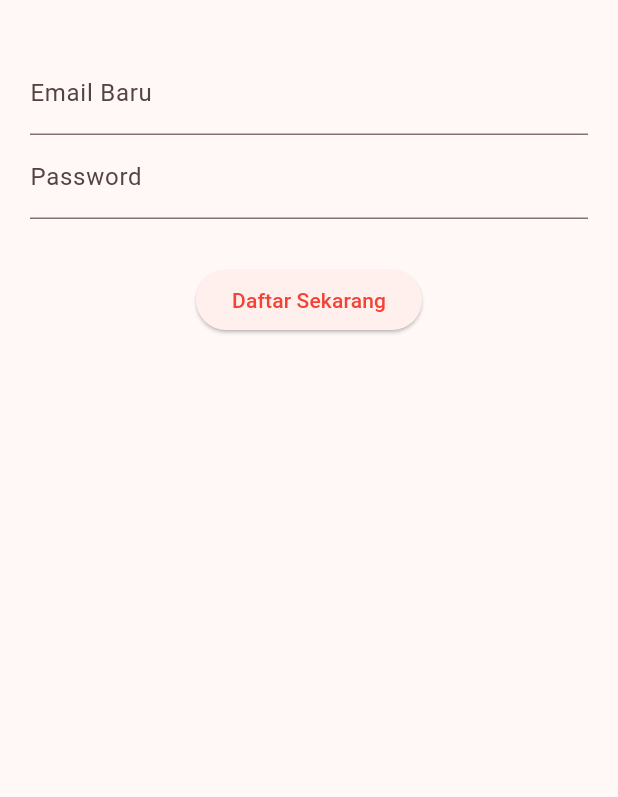
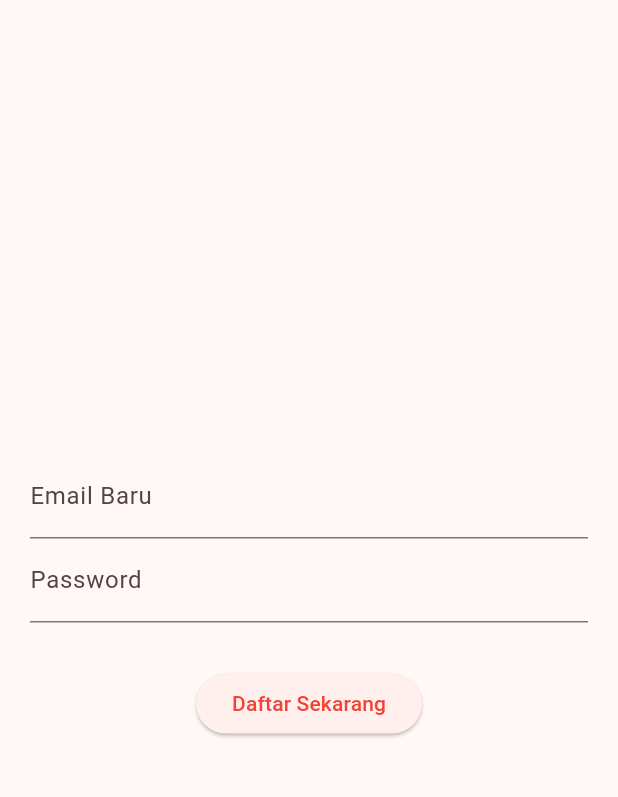
Before and after one commit to rocktasion6-hash/Fillix, a Flutter app: the screen it shows after launch, after a tap on "Belum punya akun? Daftar disini", on a phone screen of 412 x 824 dp, the part 63-860 px from its top. Run offline on Flutter 3.47's test engine with Material 3 defaults, Android fonts, the phone set to English and light mode, and no system bars; our stand-ins replace get, supabase_flutter; missing offline and left inert: uno; accounts and stored records are empty; network calls fail.

Commit message:
perbaikan bug

```diff
--- a/lib/app/modules/admin_crud/views/admin_crud_view.dart
+++ b/lib/app/modules/admin_crud/views/admin_crud_view.dart
@@ -3,6 +3,8 @@ import 'package:get/get.dart';
 import '../controllers/admin_crud_controller.dart';
 
 class AdminCrudView extends GetView<AdminCrudController> {
+  const AdminCrudView({super.key});
+
   @override
   Widget build(BuildContext context) {
     return Scaffold(
--- a/lib/app/modules/detail_film/views/detail_film_view.dart
+++ b/lib/app/modules/detail_film/views/detail_film_view.dart
@@ -3,6 +3,8 @@ import 'package:get/get.dart';
 import '../../../data/models/film_model.dart';
 
 class DetailFilmView extends StatelessWidget {
+  const DetailFilmView({super.key});
+
   @override
   Widget build(BuildContext context) {
     // Ambil data film yang dikirim melalui arguments
--- a/lib/app/modules/home/views/home_view.dart
+++ b/lib/app/modules/home/views/home_view.dart
@@ -5,6 +5,8 @@ import '../../../routes/app_pages.dart';
 import '../../../routes/app_routes.dart';
 
 class HomeView extends GetView<HomeController> {
+  const HomeView({super.key});
+
   @override
   Widget build(BuildContext context) {
     return Scaffold(
--- a/lib/app/modules/login/views/login_view.dart
+++ b/lib/app/modules/login/views/login_view.dart
@@ -5,15 +5,18 @@ import '../../../routes/app_pages.dart';
 import '../../../routes/app_routes.dart';
 
 class LoginView extends GetView<LoginController> {
+  const LoginView({super.key});
+
   @override
   Widget build(BuildContext context) {
     return Scaffold(
       appBar: AppBar(title: Text("Login Fillix")),
-      body: Padding(
-        padding: const EdgeInsets.all(20.0),
-        child: Column(
-          mainAxisAlignment: MainAxisAlignment.center,
-          children: [
+      body: Center(
+        child: SingleChildScrollView(
+          padding: const EdgeInsets.all(20.0),
+          child: Column(
+            mainAxisAlignment: MainAxisAlignment.center,
+            children: [
             TextField(
               controller: controller.emailController,
               decoration: InputDecoration(labelText: "Email"),
@@ -41,7 +44,8 @@ class LoginView extends GetView<LoginController> {
               onPressed: () => Get.toNamed(Routes.REGISTER),
               child: Text("Belum punya akun? Daftar disini"),
             )
-          ],
+            ],
+          ),
         ),
       ),
     );
--- a/lib/app/modules/register/views/register_view.dart
+++ b/lib/app/modules/register/views/register_view.dart
@@ -3,14 +3,18 @@ import 'package:get/get.dart';
 import '../controllers/register_controller.dart';
 
 class RegisterView extends GetView<RegisterController> {
+  const RegisterView({super.key});
+
   @override
   Widget build(BuildContext context) {
     return Scaffold(
       appBar: AppBar(title: Text("Daftar Akun Fillix")),
-      body: Padding(
-        padding: const EdgeInsets.all(20.0),
-        child: Column(
-          children: [
+      body: Center(
+        child: SingleChildScrollView(
+          padding: const EdgeInsets.all(20.0),
+          child: Column(
+            mainAxisAlignment: MainAxisAlignment.center,
+            children: [
             TextField(
               controller: controller.emailController,
               decoration: InputDecoration(labelText: "Email Baru"),
@@ -27,7 +31,8 @@ class RegisterView extends GetView<RegisterController> {
                   onPressed: controller.register,
                   child: Text("Daftar Sekarang"),
                 )),
-          ],
+            ],
+          ),
         ),
       ),
     );
--- a/lib/main.dart
+++ b/lib/main.dart
@@ -2,7 +2,6 @@ import 'package:flutter/material.dart';
 import 'package:get/get.dart';
 import 'app/data/services/supabase_service.dart';
 import 'app/routes/app_pages.dart';
-import 'app/routes/app_routes.dart';
 
 
 void main() async {
```
Also changed, not shown: lib/app/modules/admin_crud/controllers/admin_crud_controller.dart (+9 -8 lines), lib/app/modules/login/controllers/login_controller.dart (+5 -4 lines), lib/app/modules/register/controllers/register_controller.dart (+6 -3 lines).
